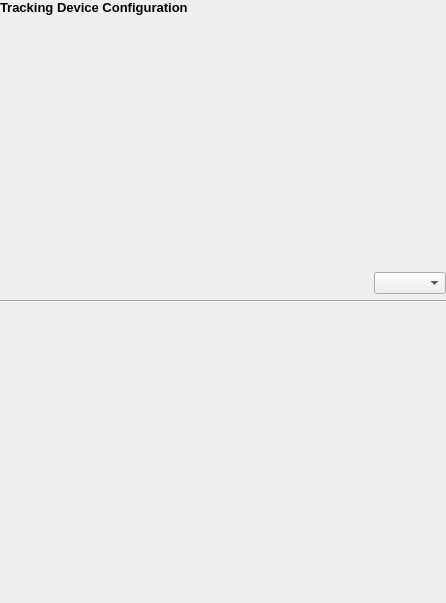
First picture: the form in Modules/IGTUI/Qmitk/QmitkTrackingDeviceConfigurationWidgetControls.ui, repository MITK/MITK, before the edit.
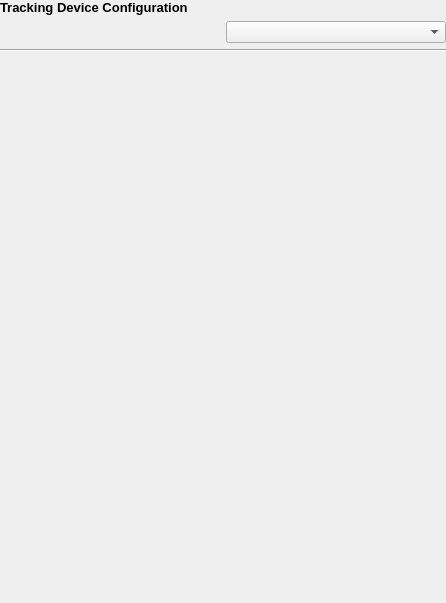
Second picture: the form after the edit.

Diff of the .ui file:
```diff
--- a/Modules/IGTUI/Qmitk/QmitkTrackingDeviceConfigurationWidgetControls.ui
+++ b/Modules/IGTUI/Qmitk/QmitkTrackingDeviceConfigurationWidgetControls.ui
@@ -19,12 +19,8 @@
   <property name="windowTitle">
    <string>Form</string>
   </property>
-  <layout class="QVBoxLayout" name="verticalLayout_13">
-   <item>
-    <layout class="QVBoxLayout" name="mainLayout">
-     <item>
-      <layout class="QVBoxLayout" name="verticalLayout">
-       <item alignment="Qt::AlignLeft|Qt::AlignTop">
+  <layout class="QGridLayout" name="gridLayout">
+   <item row="0" column="0">
         <widget class="QLabel" name="widget_title_label">
          <property name="text">
           <string>&lt;!DOCTYPE HTML PUBLIC &quot;-//W3C//DTD HTML 4.0//EN&quot; &quot;http://www.w3.org/TR/REC-html40/strict.dtd&quot;&gt;
@@ -35,7 +31,7 @@
          </property>
         </widget>
        </item>
-       <item alignment="Qt::AlignRight|Qt::AlignBottom">
+   <item row="1" column="1">
         <widget class="QComboBox" name="m_TrackingDeviceChooser">
          <property name="sizePolicy">
           <sizepolicy hsizetype="Minimum" vsizetype="Fixed">
@@ -45,16 +41,14 @@
          </property>
         </widget>
        </item>
-      </layout>
-     </item>
-     <item>
+   <item row="2" column="0" colspan="2">
       <widget class="Line" name="line">
        <property name="orientation">
         <enum>Qt::Horizontal</enum>
        </property>
       </widget>
      </item>
-     <item alignment="Qt::AlignTop">
+   <item row="3" column="0" colspan="2">
       <widget class="QStackedWidget" name="m_TrackingSystemWidget">
        <property name="enabled">
         <bool>true</bool>
@@ -63,8 +57,6 @@
         <number>-1</number>
        </property>
       </widget>
-     </item>
-    </layout>
    </item>
   </layout>
  </widget>
```
Lines whose indentation alone changed are shown as unchanged.
